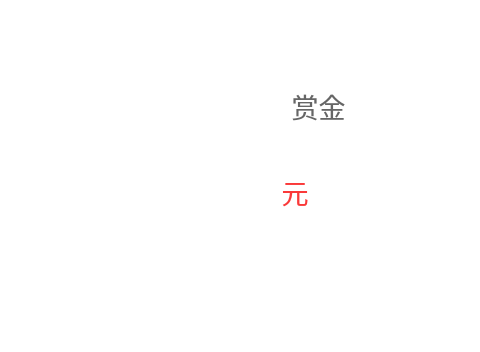
The window that ThreeMan_zhubo_mod/mod/mod_reward/MReword.ui (QPKJEDL/deskgame) describes before a commit, drawn with Qt 5; both pictures show x 85 to 565 and y 0 to 352 of the 676 by 470 pixel window.
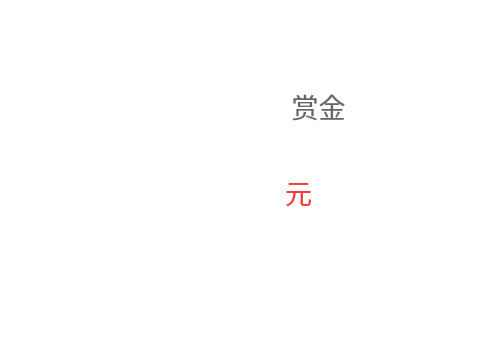
The same window after the commit. Icons and pictures are not drawn.

```diff
--- a/ThreeMan_zhubo_mod/mod/mod_reward/MReword.ui
+++ b/ThreeMan_zhubo_mod/mod/mod_reward/MReword.ui
@@ -100,13 +100,13 @@
   <widget class="QWidget" name="layoutWidget">
    <property name="geometry">
     <rect>
-     <x>280</x>
+     <x>240</x>
      <y>140</y>
-     <width>131</width>
+     <width>171</width>
      <height>104</height>
     </rect>
    </property>
-   <layout class="QHBoxLayout" name="horizontalLayout_2">
+   <layout class="QHBoxLayout" name="horizontalLayout_2" stretch="2,1">
     <item>
      <widget class="QLabel" name="money">
       <property name="font">
```
